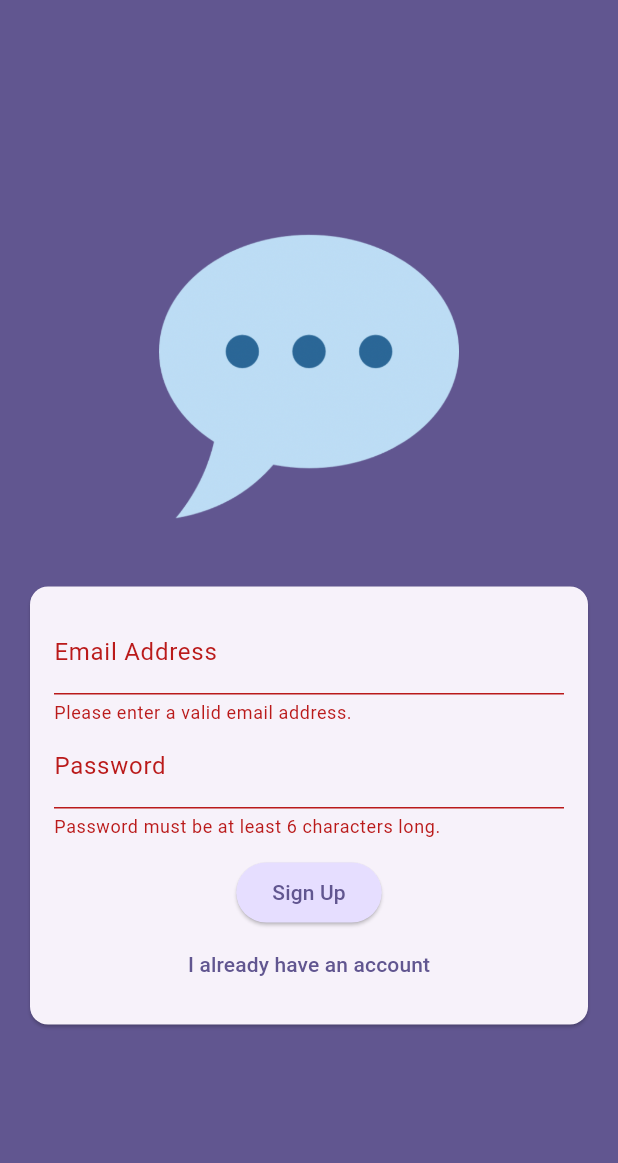
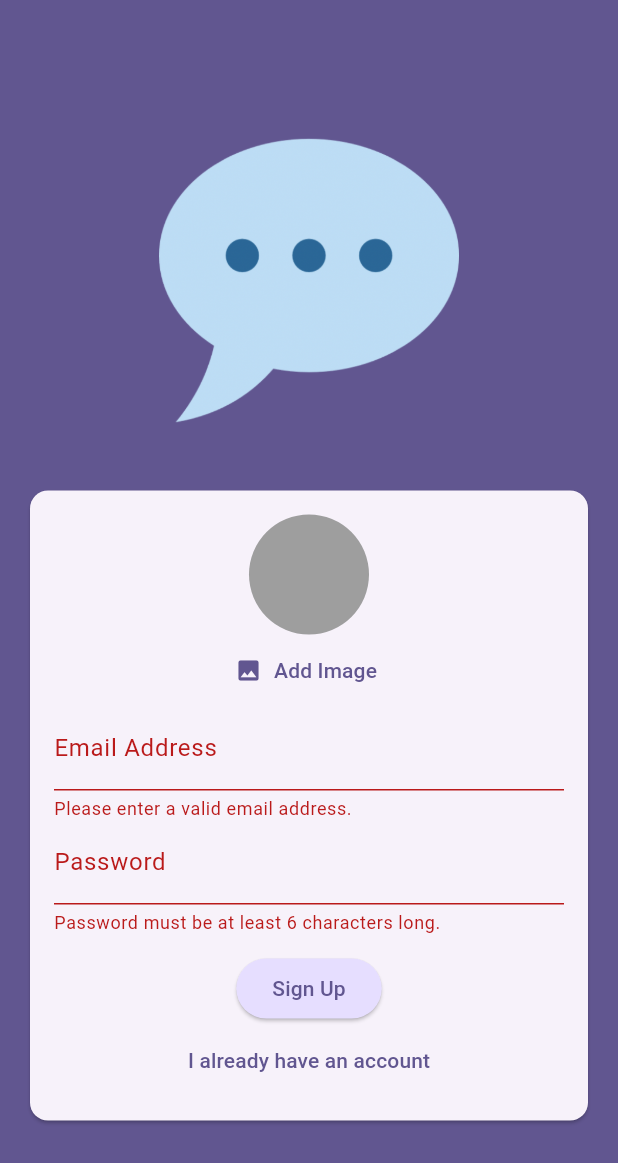
Before and after one commit to JunWei25/Flutter-Chat-App, a Flutter app: the screen it shows after launch, after a tap on "Login", after a tap on "Create an account", on a phone screen of 412 x 824 dp. Shown: the top 1163 px of the screen. Run offline on Flutter 3.47's test engine with Material 3 defaults, Android fonts, the phone set to English and light mode, and no system bars; our stand-ins replace firebase_auth, firebase_core, image_picker; accounts and stored records are empty.

Commit message:
Added SignUp Profile Picture Selection Feature

```diff
--- a/lib/screens/auth.dart
+++ b/lib/screens/auth.dart
@@ -1,3 +1,4 @@
+import 'package:chat_app/widgets/user_image_picker.dart';
 import 'package:firebase_auth/firebase_auth.dart';
 import 'package:flutter/material.dart';
 
@@ -76,6 +77,7 @@ class _AuthScreenState extends State<AuthScreen> {
                       child: Column(
                         mainAxisSize: MainAxisSize.min,
                         children: [
+                          if (!_isLogin) UserImagePicker(),
                           TextFormField(
                             decoration: const InputDecoration(
                                 labelText: 'Email Address'),
--- /dev/null
+++ b/lib/widgets/user_image_picker.dart
@@ -0,0 +1,59 @@
+import 'dart:io';
+
+import 'package:flutter/material.dart';
+import 'package:flutter/widgets.dart';
+import 'package:image_picker/image_picker.dart';
+
+class UserImagePicker extends StatefulWidget {
+  const UserImagePicker({super.key});
+
+  @override
+  State<StatefulWidget> createState() {
+    return _UserImagePickerState();
+  }
+}
+
+class _UserImagePickerState extends State<UserImagePicker> {
+  File? _pickedImageFile;
+
+  void _pickImage() async {
+    final pickedImage = await ImagePicker().pickImage(
+      source: ImageSource.camera,
+      imageQuality: 50,
+      maxWidth: 150,
+    );
+
+    if (pickedImage == null) {
+      return;
+    }
+
+    setState(() {
+      _pickedImageFile = File(pickedImage.path);
+    });
+  }
+
+  @override
+  Widget build(BuildContext context) {
+    // TODO: implement build
+    return Column(
+      children: [
+        CircleAvatar(
+          radius: 40,
+          backgroundColor: Colors.grey,
+          foregroundImage:
+              _pickedImageFile != null ? FileImage(_pickedImageFile!) : null,
+        ),
+        TextButton.icon(
+          onPressed: _pickImage,
+          icon: const Icon(Icons.image),
+          label: Text(
+            'Add Image',
+            style: TextStyle(
+              color: Theme.of(context).colorScheme.primary,
+            ),
+          ),
+        )
+      ],
+    );
+  }
+}
--- a/pubspec.yaml
+++ b/pubspec.yaml
@@ -37,6 +37,8 @@ dependencies:
   cupertino_icons: ^1.0.6
   firebase_core: ^2.31.1
   firebase_auth: ^4.19.6
+  firebase_storage: ^11.7.7
+  image_picker: ^1.1.1
 
 dev_dependencies:
   flutter_test:
```
Also changed, not shown: pubspec.lock, 5 other files.
